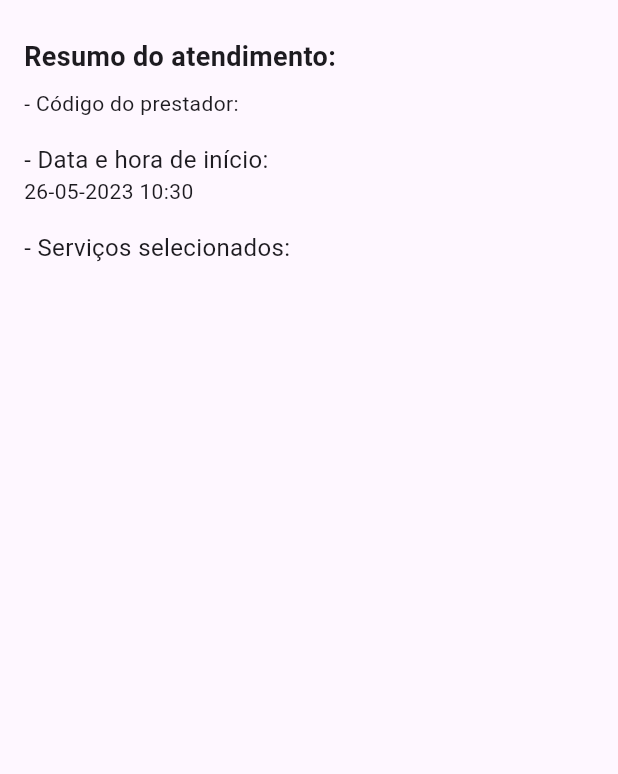
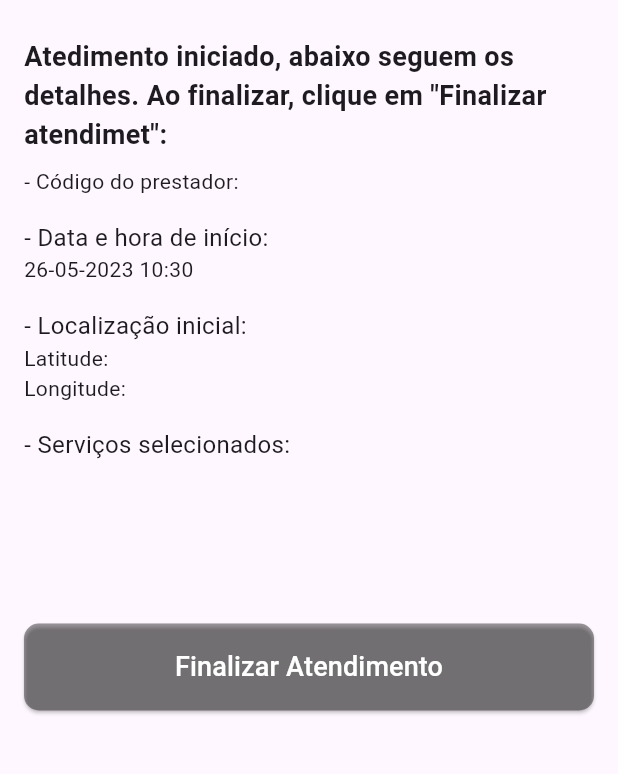
Before and after one commit to Vieira14N/abctech-frontend, a Flutter app: the FinalizarOS screen opened directly with empty values, on a phone screen of 412 x 824 dp, the part 71-845 px from its top. Run offline on Flutter 3.47's test engine with Material 2 defaults, Android fonts, the phone set to English and light mode, and no system bars; our stand-ins replace geolocator.

Commit message:
Tela Finalizar os feita e tela Resumo OS criada

```diff
--- a/abc_tech/lib/finalizar_os_page.dart
+++ b/abc_tech/lib/finalizar_os_page.dart
@@ -5,12 +5,16 @@ class FinalizarOS extends StatelessWidget {
   final String codigo;
   final List<String> listaServicos;
   final DateTime now;
+  final String latInicial;
+  final String longInicial;
 
   const FinalizarOS({
     super.key,
     required this.codigo,
     required this.listaServicos,
     required this.now,
+    required this.latInicial,
+    required this.longInicial,
   });
 
   @override
@@ -33,7 +37,7 @@ class FinalizarOS extends StatelessWidget {
             crossAxisAlignment: CrossAxisAlignment.stretch,
             children: [
               const Text(
-                'Resumo do atendimento:',
+                'Atedimento iniciado, abaixo seguem os detalhes. Ao finalizar, clique em "Finalizar atendimet":',
                 style: TextStyle(fontSize: 18, fontWeight: FontWeight.bold),
               ),
               const SizedBox(height: 8),
@@ -45,8 +49,13 @@ class FinalizarOS extends StatelessWidget {
               ),
               Text(formattedDate),
               // Localização
-
-
+              const SizedBox(height: 16),
+              const Text(
+                '- Localização inicial:',
+                style: TextStyle(fontSize: 16),
+              ),
+              Text('Latitude: $latInicial'),
+              Text('Longitude: $longInicial'),
               const SizedBox(height: 16),
               const Text(
                 '- Serviços selecionados:',
@@ -62,6 +71,20 @@ class FinalizarOS extends StatelessWidget {
                   },
                 ),
               ),
+              ElevatedButton(
+                  style: ElevatedButton.styleFrom(
+                      padding: const EdgeInsets.all(16),
+                      backgroundColor: Colors.black38,
+                      shape: RoundedRectangleBorder(
+                          borderRadius: BorderRadius.circular(10))),
+                  onPressed: () {
+
+                  },
+                  child: const Text(
+                    'Finalizar Atendimento',
+                    style: TextStyle(color: Colors.white, fontSize: 18),
+                  ),
+                ),
             ],
           ),
         ),
--- a/abc_tech/pubspec.yaml
+++ b/abc_tech/pubspec.yaml
@@ -37,6 +37,7 @@ dependencies:
   # Use with the CupertinoIcons class for iOS style icons.
   cupertino_icons: ^1.0.2
   intl: ^0.17.0
+  geolocator: ^9.0.2
 
 dev_dependencies:
   flutter_test:
```
Also changed, not shown: abc_tech/lib/home_page.dart (+28 -1 lines), abc_tech/lib/preencher_os_page.dart (+24 -7 lines), abc_tech/lib/resumo_os.dart (added, +10 -0 lines), 2 other files.
